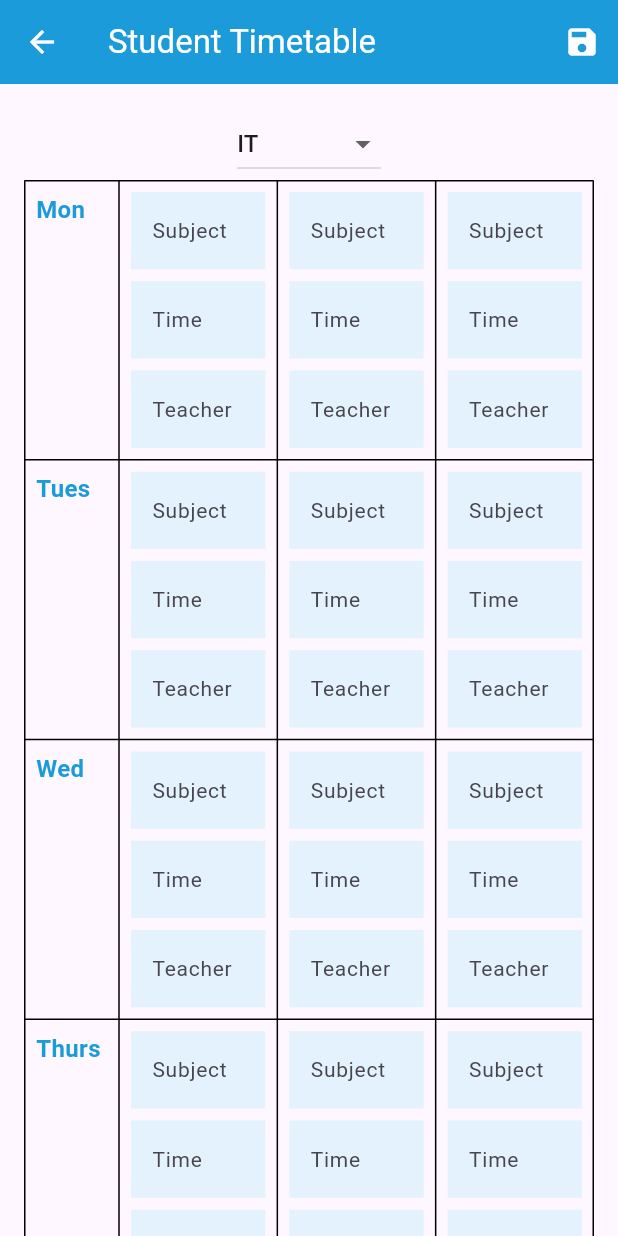
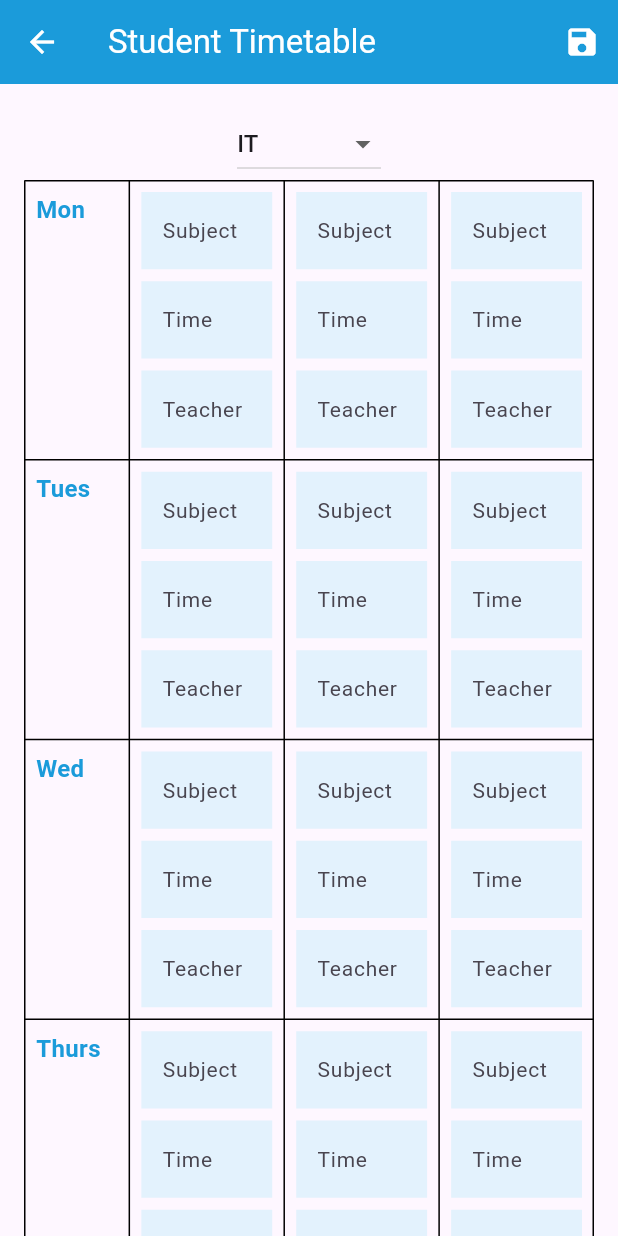
Before and after one commit to Mahrukhnuman123/college_admin, a Flutter app: the TimetablePage screen opened directly, on a phone screen of 412 x 824 dp. Run offline on Flutter 3.47's test engine with Material 3 defaults, Android fonts, the phone set to English and light mode, and no system bars; our stand-ins replace cloud_firestore, curved_navigation_bar, firebase_auth, firebase_core, firebase_storage, image_picker; accounts and stored records are empty.

Commit message:
final commit

```diff
--- a/lib/addmissiondata.dart
+++ b/lib/addmissiondata.dart
@@ -80,9 +80,9 @@ class AdmissionData extends StatelessWidget {
                 ),
                 SizedBox(height: 16.0),
                 Table(
-                  border: TableBorder.all(),
+                  border: TableBorder.all(color: Colors.black,width: 1),
                   columnWidths: {
-                    0: FlexColumnWidth(2),
+                    0: FlexColumnWidth(1.8),
                     1: FlexColumnWidth(3),
                   },
                   children: [
--- a/lib/basetimetable.dart
+++ b/lib/basetimetable.dart
@@ -96,11 +96,10 @@ class _TimetablePageState extends State<TimetablePage> {
                   ),
                   Table(
                     columnWidths: {
-                      0: FlexColumnWidth(1.5),
+                      0: FlexColumnWidth(1.7),
                       1: FlexColumnWidth(2.5),
                       2: FlexColumnWidth(2.5),
                       3: FlexColumnWidth(2.5),
-                      4: FlexColumnWidth(2.5),
                     },
                     border: TableBorder.all(color: Colors.black, width: 1),
                     children: [
```
Also changed, not shown: pubspec.lock, 1 other file.
